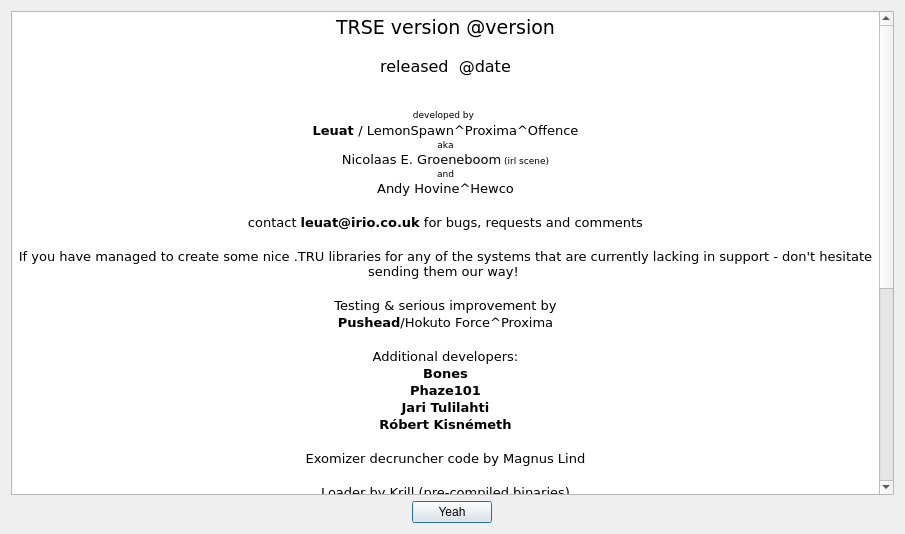
First picture: the form in source/dialogabout.ui, repository leuat/TRSE, before the edit.
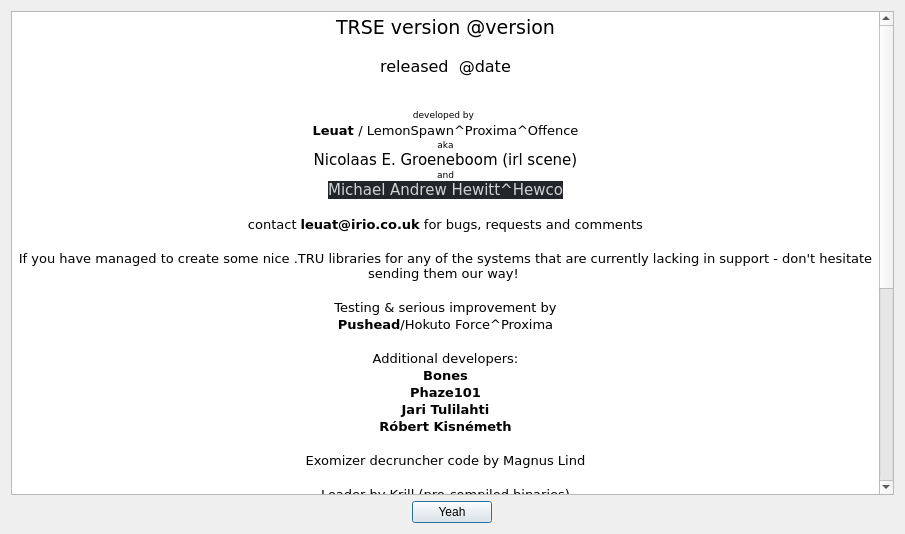
Second picture: the form after the edit. Icons and pictures are not drawn.

Diff of the .ui file:
```diff
--- a/source/dialogabout.ui
+++ b/source/dialogabout.ui
@@ -51,9 +51,9 @@
 &lt;p align=&quot;center&quot; style=&quot; margin-top:0px; margin-bottom:0px; margin-left:0px; margin-right:0px; -qt-block-indent:0; text-indent:0px;&quot;&gt;&lt;span style=&quot; font-size:7pt;&quot;&gt;developed by&lt;/span&gt; &lt;/p&gt;
 &lt;p align=&quot;center&quot; style=&quot; margin-top:0px; margin-bottom:0px; margin-left:0px; margin-right:0px; -qt-block-indent:0; text-indent:0px;&quot;&gt;&lt;span style=&quot; font-weight:600;&quot;&gt;Leuat &lt;/span&gt;/ LemonSpawn^Proxima^Offence&lt;/p&gt;
 &lt;p align=&quot;center&quot; style=&quot; margin-top:0px; margin-bottom:0px; margin-left:0px; margin-right:0px; -qt-block-indent:0; text-indent:0px;&quot;&gt;&lt;span style=&quot; font-size:7pt;&quot;&gt;aka&lt;/span&gt;&lt;/p&gt;
-&lt;p align=&quot;center&quot; style=&quot; margin-top:0px; margin-bottom:0px; margin-left:0px; margin-right:0px; -qt-block-indent:0; text-indent:0px;&quot;&gt;Nicolaas E. Groeneboom&lt;span style=&quot; font-size:7pt;&quot;&gt; (irl scene)&lt;/span&gt;&lt;/p&gt;
+&lt;p align=&quot;center&quot; style=&quot; margin-top:0px; margin-bottom:0px; margin-left:0px; margin-right:0px; -qt-block-indent:0; text-indent:0px;&quot;&gt;&lt;span style=&quot; font-size:11pt;&quot;&gt;Nicolaas E. Groeneboom (irl scene)&lt;/span&gt;&lt;/p&gt;
 &lt;p align=&quot;center&quot; style=&quot; margin-top:0px; margin-bottom:0px; margin-left:0px; margin-right:0px; -qt-block-indent:0; text-indent:0px;&quot;&gt;&lt;span style=&quot; font-size:7pt;&quot;&gt;and&lt;/span&gt;&lt;/p&gt;
-&lt;p align=&quot;center&quot; style=&quot; margin-top:0px; margin-bottom:0px; margin-left:0px; margin-right:0px; -qt-block-indent:0; text-indent:0px;&quot;&gt;Andy Hovine^Hewco&lt;/p&gt;
+&lt;p align=&quot;center&quot; style=&quot; margin-top:0px; margin-bottom:0px; margin-left:0px; margin-right:0px; -qt-block-indent:0; text-indent:0px;&quot;&gt;&lt;span style=&quot; font-family:'Slack-Lato','appleLogo','sans-serif'; font-size:11pt; color:#d1d2d3; background-color:#222529;&quot;&gt;Michael Andrew Hewitt^Hewco&lt;/span&gt;&lt;/p&gt;
 &lt;p align=&quot;center&quot; style=&quot;-qt-paragraph-type:empty; margin-top:0px; margin-bottom:0px; margin-left:0px; margin-right:0px; -qt-block-indent:0; text-indent:0px;&quot;&gt;&lt;br /&gt;&lt;/p&gt;
 &lt;p align=&quot;center&quot; style=&quot; margin-top:0px; margin-bottom:0px; margin-left:0px; margin-right:0px; -qt-block-indent:0; text-indent:0px;&quot;&gt;contact &lt;span style=&quot; font-weight:600;&quot;&gt;leuat@irio.co.uk&lt;/span&gt; for bugs, requests and comments&lt;/p&gt;
 &lt;p align=&quot;center&quot; style=&quot;-qt-paragraph-type:empty; margin-top:0px; margin-bottom:0px; margin-left:0px; margin-right:0px; -qt-block-indent:0; text-indent:0px;&quot;&gt;&lt;br /&gt;&lt;/p&gt;
```
